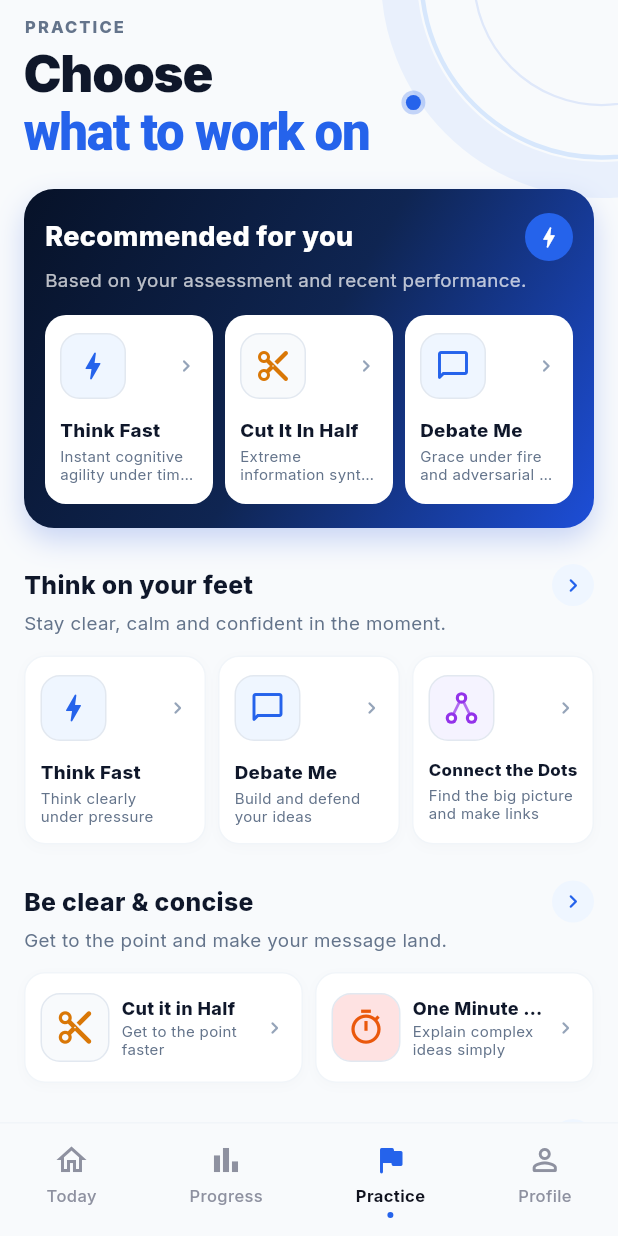
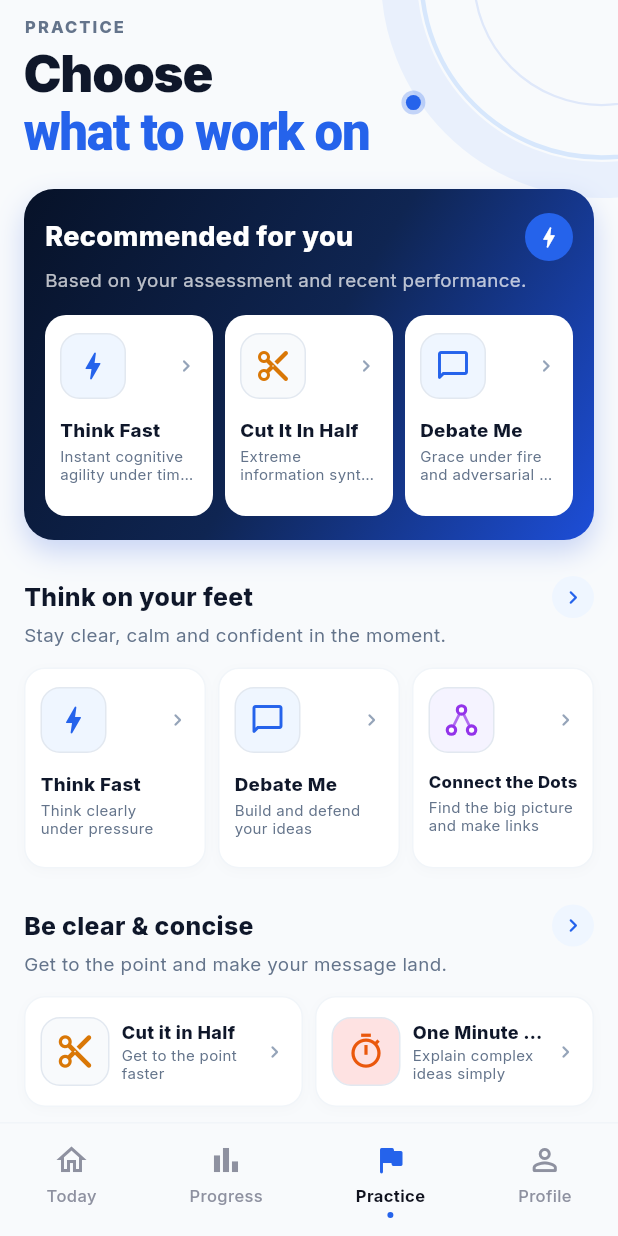
Before and after one commit to webseo-syedazeem/Hakiri-APP, a Flutter app: the MainTabScaffold screen opened directly, item 3 of the bottom bar chosen, on a phone screen of 412 x 824 dp. Run offline on Flutter 3.47's test engine with Material 3 defaults, Android fonts, the phone set to English and light mode, and no system bars; our stand-ins replace audioplayers, firebase_analytics, firebase_auth, firebase_core, firebase_crashlytics, firebase_messaging and 9 more; missing offline and left inert: record; accounts and stored records are empty.

Commit message:
fix: Practice card 1px overflow + paywall middle gap
- Practice cards height 126->134 (removes 'BOTTOM OVERFLOWED BY 1px')
- Paywall: top content Expanded->Flexible so price cards/button sit right
  under the tiles (no large empty gap in the middle)

Co-Authored-By: Claude Opus 4.8 <noreply@anthropic.com>

```diff
--- a/lib/screens/paywall_screen.dart
+++ b/lib/screens/paywall_screen.dart
@@ -315,7 +315,7 @@ class _PaywallScreenState extends State<PaywallScreen> {
                       ],
                     ),
                     const SizedBox(height: 16),
-                    Expanded(
+                    Flexible(
                       child: SingleChildScrollView(
                         physics: const BouncingScrollPhysics(),
                         child: Column(
--- a/lib/screens/practice_screen.dart
+++ b/lib/screens/practice_screen.dart
@@ -507,7 +507,7 @@ class _PracticeScreenContentState extends State<PracticeScreenContent> {
       onTap: onTap,
       borderRadius: BorderRadius.circular(14),
       child: Container(
-        height: 126,
+        height: 134,
         padding: const EdgeInsets.symmetric(horizontal: 10, vertical: 12),
         decoration: BoxDecoration(
           color: Colors.white,
@@ -581,7 +581,7 @@ class _PracticeScreenContentState extends State<PracticeScreenContent> {
       onTap: onTap,
       borderRadius: BorderRadius.circular(14),
       child: Container(
-        height: 126,
+        height: 134,
         padding: const EdgeInsets.symmetric(horizontal: 10, vertical: 12),
         decoration: BoxDecoration(
           color: Colors.white,
```
